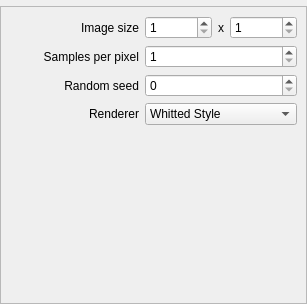
Qt form src/qt-frontend/CosyGui/rendersettingswindow.ui (phresnel/picogen) before a commit.
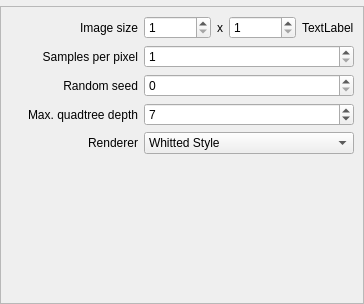
The same form after that commit. Custom widgets are drawn as their Qt base class.

Commit message: display Megapixels in rendersettings

The edit to the form file:
```diff
--- a/src/qt-frontend/CosyGui/rendersettingswindow.ui
+++ b/src/qt-frontend/CosyGui/rendersettingswindow.ui
@@ -6,7 +6,7 @@
    <rect>
     <x>0</x>
     <y>0</y>
-    <width>307</width>
+    <width>364</width>
     <height>304</height>
    </rect>
   </property>
@@ -56,7 +56,7 @@
         </property>
        </widget>
       </item>
-      <item row="6" column="0">
+      <item row="8" column="0">
        <widget class="QLabel" name="label_4">
         <property name="text">
          <string>Renderer</string>
@@ -95,6 +95,13 @@
           </property>
          </widget>
         </item>
+        <item>
+         <widget class="QLabel" name="megapixelsDisplay">
+          <property name="text">
+           <string>TextLabel</string>
+          </property>
+         </widget>
+        </item>
        </layout>
       </item>
       <item row="2" column="1">
@@ -114,7 +121,7 @@
         </property>
        </widget>
       </item>
-      <item row="6" column="1">
+      <item row="8" column="1">
        <widget class="QComboBox" name="comboBox">
         <item>
          <property name="text">
@@ -128,7 +135,7 @@
         </item>
        </widget>
       </item>
-      <item row="7" column="1">
+      <item row="9" column="1">
        <spacer name="verticalSpacer">
         <property name="orientation">
          <enum>Qt::Vertical</enum>
@@ -141,6 +148,29 @@
         </property>
        </spacer>
       </item>
+      <item row="7" column="1">
+       <widget class="QSpinBox" name="seedSpin_2">
+        <property name="minimum">
+         <number>1</number>
+        </property>
+        <property name="maximum">
+         <number>999999999</number>
+        </property>
+        <property name="value">
+         <number>7</number>
+        </property>
+       </widget>
+      </item>
+      <item row="7" column="0">
+       <widget class="QLabel" name="label_6">
+        <property name="text">
+         <string>Max. quadtree depth</string>
+        </property>
+        <property name="alignment">
+         <set>Qt::AlignRight|Qt::AlignTrailing|Qt::AlignVCenter</set>
+        </property>
+       </widget>
+      </item>
      </layout>
     </widget>
    </item>
```
The commit also changes 2 other files.
